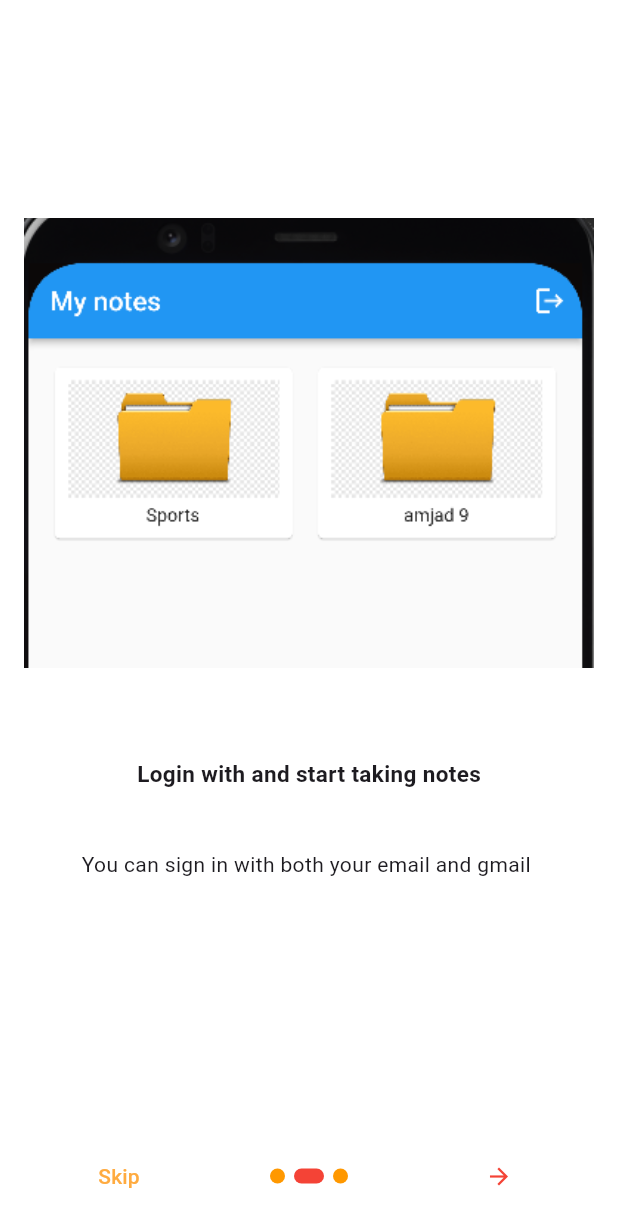
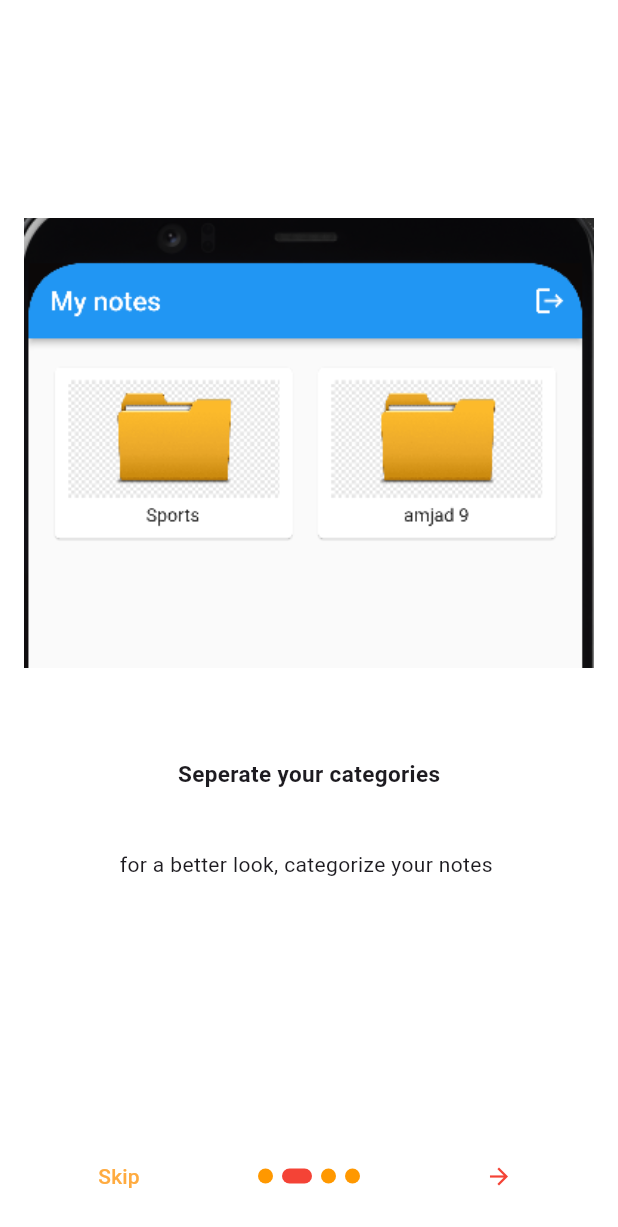
Before and after one commit to Amjadyabroudi128/noteapp, a Flutter app: the screen it shows after launch, swiped to page 2, on a phone screen of 412 x 824 dp. Shown: the top 1227 px of the screen. Run offline on Flutter 3.47's test engine with Material 3 defaults, Android fonts, the phone set to English and light mode, and no system bars; drawn by our look-alikes of introduction_screen; our stand-ins replace awesome_dialog, cloud_firestore, firebase_auth, firebase_core, google_sign_in; accounts and stored records are empty.

Commit message:
improved intro screen

```diff
--- a/lib/IntroScreen.dart
+++ b/lib/IntroScreen.dart
@@ -25,7 +25,7 @@ class IntroScreen extends StatelessWidget {
                     fit: BoxFit.cover,
                   ),
                   SizedBox(height: 60,),
-                  Text("Login with and start taking notes", style: TextStyle(fontSize: 15, fontWeight: FontWeight.bold),),
+                  Text("Login  and start taking notes", style: TextStyle(fontSize: 15, fontWeight: FontWeight.bold),),
                   SizedBox(height: 40,),
                   Text("You can sign in with both your email and gmail ")
                 ],
@@ -43,9 +43,26 @@ class IntroScreen extends StatelessWidget {
                       fit: BoxFit.cover,
                     ),
                     SizedBox(height: 60,),
-                    Text("Login with and start taking notes", style: TextStyle(fontSize: 15, fontWeight: FontWeight.bold),),
+                    Text("Seperate your categories", style: TextStyle(fontSize: 15, fontWeight: FontWeight.bold),),
                     SizedBox(height: 40,),
-                    Text("You can sign in with both your email and gmail ")
+                    Text("for a better look, categorize your notes ")
+                  ],
+                )
+            ),
+            PageViewModel(
+                title: "",
+                bodyWidget: Column(
+                  children: [
+                    SizedBox(height: 60,),
+                    Image(
+                      image: AssetImage("images/collection.png"),
+                      width: MediaQuery.of(context).size.width,
+                      fit: BoxFit.cover,
+                    ),
+                    SizedBox(height: 60,),
+                    Text("delete entire categories!!", style: TextStyle(fontSize: 15, fontWeight: FontWeight.bold),),
+                    SizedBox(height: 40,),
+                    Text("you can delete/edit your folders ")
                   ],
                 )
             ),
@@ -60,9 +77,9 @@ class IntroScreen extends StatelessWidget {
                       fit: BoxFit.cover,
                     ),
                     SizedBox(height: 60,),
-                    Text("Login with and start taking notes", style: TextStyle(fontSize: 15, fontWeight: FontWeight.bold),),
+                    Text("make your notes as a list", style: TextStyle(fontSize: 15, fontWeight: FontWeight.bold),),
                     SizedBox(height: 40,),
-                    Text("You can sign in with both your email and gmail ")
+                    Text("add notes in your sub-categories and edit or delete them  ")
                   ],
                 )
             ),
```
